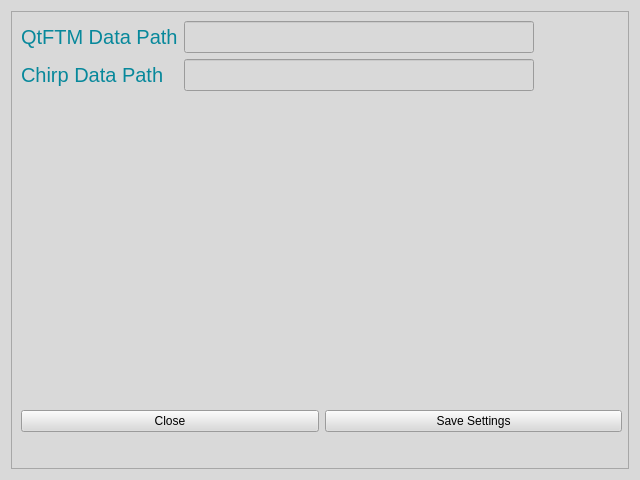
Old version of the form Qt/Settings.ui in the repository laserkelvin/FTSpecViewer.
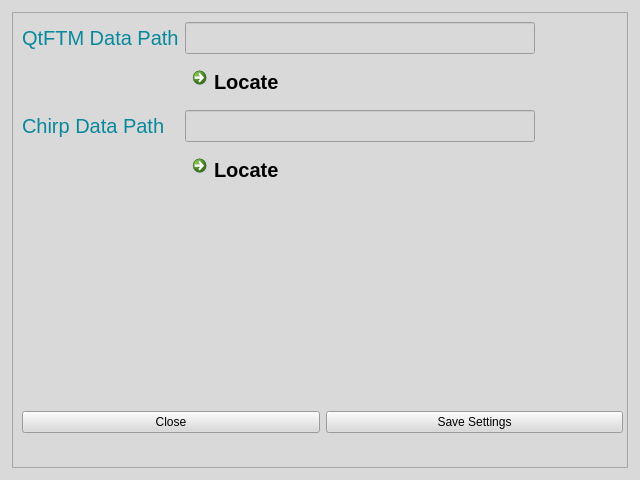
New version of the form.

Commit message: Created a settings dialog window A dialog window for setting the root paths to QtFTM and blackchirp are now available. This is in preparation for supporting QtFTM and blackchirp integration.

```diff
--- a/Qt/Settings.ui
+++ b/Qt/Settings.ui
@@ -108,9 +108,15 @@
 margin-top: 2px; /* make non-selected tabs look smaller */
 }</string>
   </property>
-  <layout class="QVBoxLayout" name="verticalLayout">
-   <item>
     <widget class="QFrame" name="frame">
+   <property name="geometry">
+    <rect>
+     <x>12</x>
+     <y>12</y>
+     <width>616</width>
+     <height>456</height>
+    </rect>
+   </property>
      <property name="frameShape">
       <enum>QFrame::StyledPanel</enum>
      </property>
@@ -163,7 +169,7 @@
          </property>
         </widget>
        </item>
-       <item row="1" column="0">
+     <item row="2" column="0">
         <widget class="QLabel" name="label_2">
          <property name="font">
           <font>
@@ -175,7 +181,7 @@
          </property>
         </widget>
        </item>
-       <item row="1" column="1">
+     <item row="2" column="1">
         <widget class="QLineEdit" name="lineEditChirpPath">
          <property name="minimumSize">
           <size>
@@ -199,6 +205,42 @@
          </property>
         </widget>
        </item>
+     <item row="1" column="1">
+      <widget class="QCommandLinkButton" name="commandLinkButtonQTFTMPath">
+       <property name="font">
+        <font>
+         <pointsize>15</pointsize>
+        </font>
+       </property>
+       <property name="toolTip">
+        <string>Open a file directory browser to locate chirp path</string>
+       </property>
+       <property name="whatsThis">
+        <string/>
+       </property>
+       <property name="text">
+        <string>Locate</string>
+       </property>
+      </widget>
+     </item>
+     <item row="3" column="1">
+      <widget class="QCommandLinkButton" name="commandLinkButtonChirpPath">
+       <property name="font">
+        <font>
+         <pointsize>15</pointsize>
+        </font>
+       </property>
+       <property name="toolTip">
+        <string>Open a file directory browser to locate chirp path</string>
+       </property>
+       <property name="whatsThis">
+        <string/>
+       </property>
+       <property name="text">
+        <string>Locate</string>
+       </property>
+      </widget>
+     </item>
       </layout>
      </widget>
      <widget class="QWidget" name="horizontalLayoutWidget">
@@ -228,8 +270,6 @@
       </layout>
      </widget>
     </widget>
-   </item>
-  </layout>
  </widget>
  <resources/>
  <connections/>
```
Left out of the diff: 10 changed lines with no effect on the pictures. Lines whose indentation alone changed are shown as unchanged. The commit also changes 9 other files.
